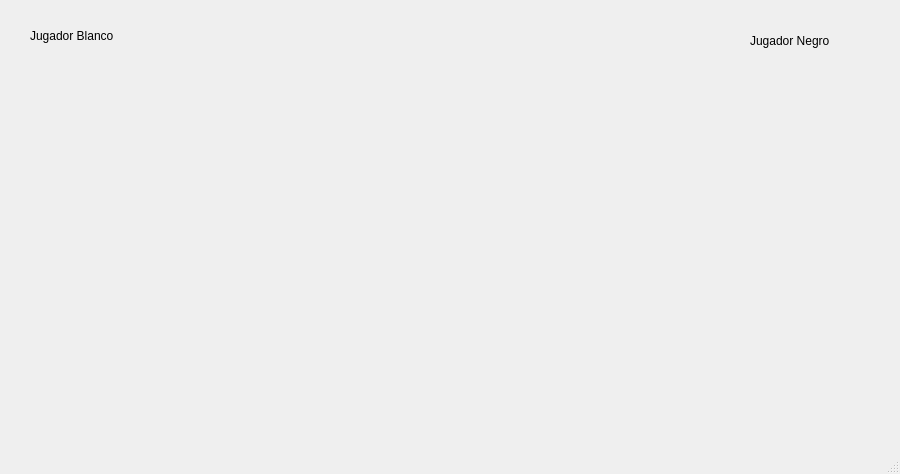
GerardoTBO/Chess-QtCreator-Cpp, file mainwindow.ui: the form before one commit.
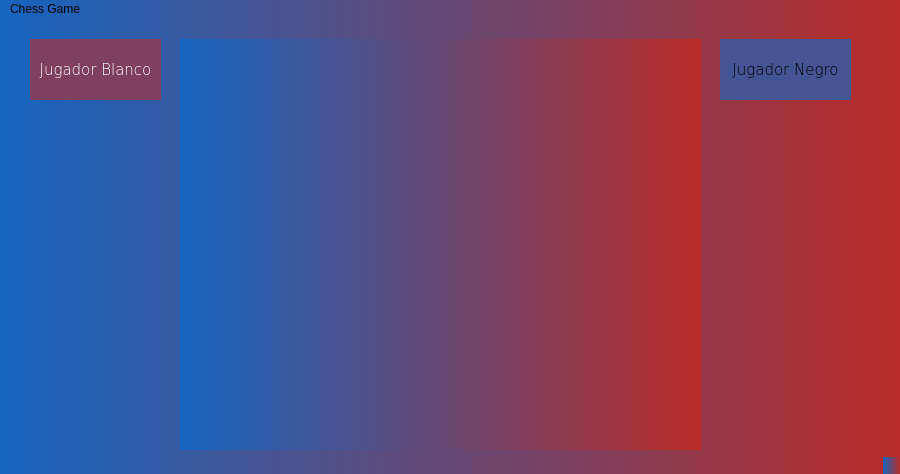
The form after the commit.

The edit to the form file:
```diff
--- a/mainwindow.ui
+++ b/mainwindow.ui
@@ -13,6 +13,9 @@
   <property name="windowTitle">
    <string>Tablero</string>
   </property>
+  <property name="styleSheet">
+   <string notr="true">background-color: qlineargradient(spread:pad, x1:0, y1:0, x2:1, y2:0, stop:0 #1565C0, stop:1 #b92b27);</string>
+  </property>
   <widget class="QWidget" name="centralwidget">
    <widget class="QWidget" name="gridLayoutWidget">
     <property name="geometry">
@@ -37,26 +40,66 @@
      <rect>
       <x>30</x>
       <y>20</y>
-      <width>101</width>
-      <height>31</height>
+      <width>131</width>
+      <height>61</height>
      </rect>
     </property>
+    <property name="font">
+     <font>
+      <family>DejaVu Sans</family>
+      <pointsize>11</pointsize>
+      <weight>9</weight>
+      <italic>false</italic>
+      <bold>false</bold>
+     </font>
+    </property>
+    <property name="cursor">
+     <cursorShape>SizeAllCursor</cursorShape>
+    </property>
+    <property name="mouseTracking">
+     <bool>false</bool>
+    </property>
+    <property name="styleSheet">
+     <string notr="true">color: rgb(255,255,255);
+font: 75 11pt &quot;DejaVu Sans&quot;;
+background-color: #7E405E;</string>
+    </property>
     <property name="text">
      <string>Jugador Blanco</string>
     </property>
+    <property name="alignment">
+     <set>Qt::AlignCenter</set>
+    </property>
    </widget>
    <widget class="QLabel" name="label_2">
     <property name="geometry">
      <rect>
-      <x>750</x>
-      <y>30</y>
-      <width>101</width>
-      <height>21</height>
+      <x>720</x>
+      <y>20</y>
+      <width>131</width>
+      <height>61</height>
      </rect>
     </property>
+    <property name="font">
+     <font>
+      <family>DejaVu Sans</family>
+      <pointsize>11</pointsize>
+      <weight>9</weight>
+      <italic>false</italic>
+      <bold>false</bold>
+     </font>
+    </property>
+    <property name="styleSheet">
+     <string notr="true">color: rgb(0, 0, 0);
+background-color: #455493;
+font: 75 11pt &quot;DejaVu Sans&quot;;</string>
+    </property>
     <property name="text">
      <string>Jugador Negro</string>
     </property>
+    <property name="alignment">
+     <set>Qt::AlignCenter</set>
+    </property>
    </widget>
   </widget>
   <widget class="QMenuBar" name="menubar">
@@ -68,6 +111,12 @@
      <height>24</height>
     </rect>
    </property>
+   <widget class="QMenu" name="menuChess_Game">
+    <property name="title">
+     <string>Chess Game</string>
+    </property>
+   </widget>
+   <addaction name="menuChess_Game"/>
   </widget>
   <widget class="QStatusBar" name="statusbar">
    <property name="mouseTracking">
```
